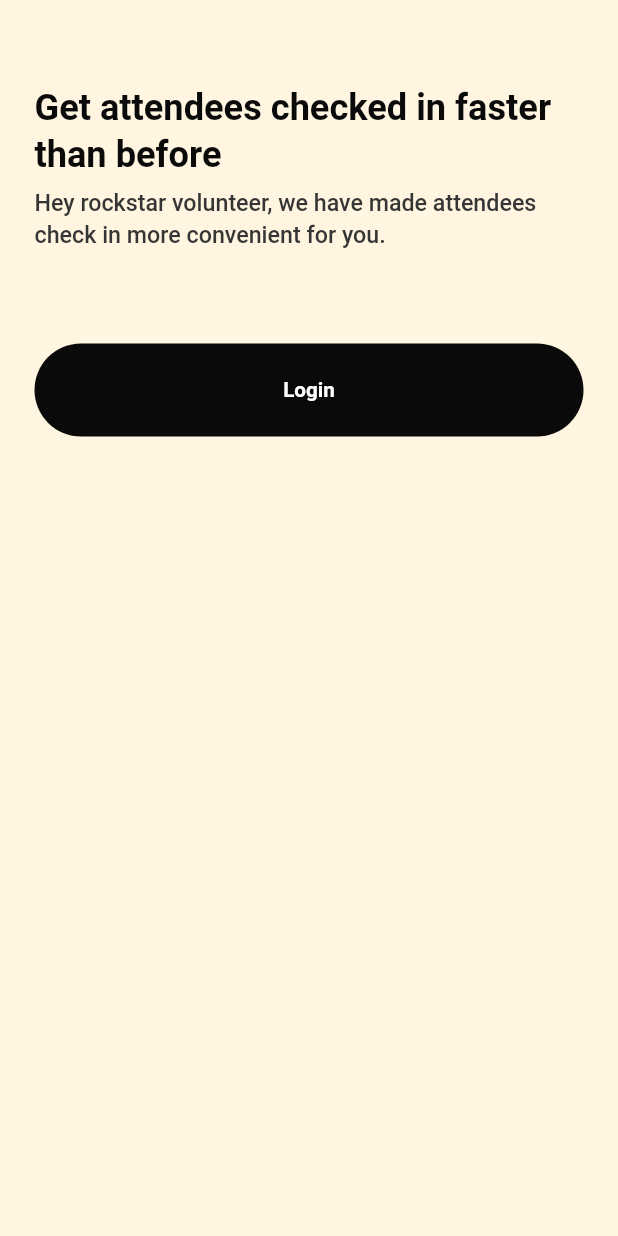
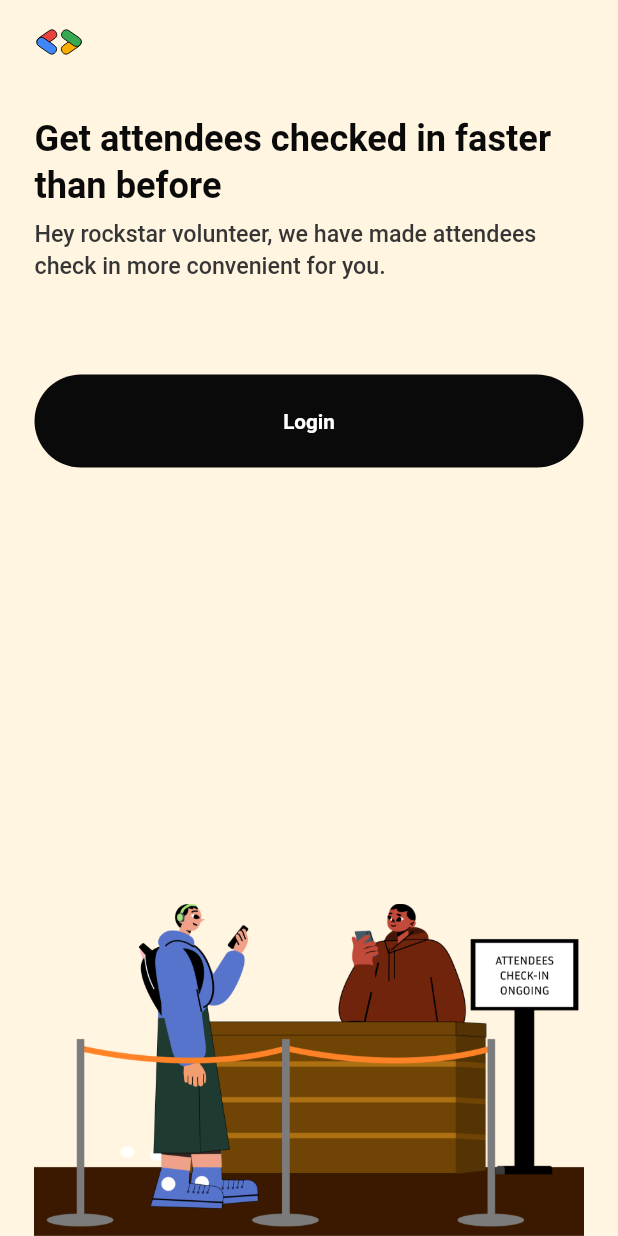
Before and after one commit to GDG-W/cave, a Flutter app: the screen it shows after launch, on a phone screen of 412 x 824 dp. Run offline on Flutter 3.47's test engine with Material 3 defaults, Android fonts, the phone set to English and light mode, and no system bars; our stand-ins replace equatable, flutter_animate, flutter_riverpod, flutter_screenutil, flutter_svg, go_router and 1 more; missing offline and left inert: accessibility_tools, control_style, ficonsax, widgetbook, widgetbook_annotation.

Commit message:
chore: added images onboarding page

```diff
--- a/packages/volunteerapp/lib/src/features/onboarding/presentation/screens/onboarding_home.dart
+++ b/packages/volunteerapp/lib/src/features/onboarding/presentation/screens/onboarding_home.dart
@@ -1,6 +1,7 @@
 import 'package:cave/cave.dart';
 import 'package:cave/constants.dart';
 import 'package:flutter/material.dart';
+import 'package:flutter_svg/flutter_svg.dart';
 import 'package:go_router/go_router.dart';
 import 'package:volunteerapp/src/routing/routing.dart';
 import 'package:volunteerapp/src/shared/shared.dart';
@@ -11,11 +12,23 @@ class OnboardingHomeScreen extends StatelessWidget {
   @override
   Widget build(BuildContext context) {
     return Scaffold(
-      appBar: AppBar(),
+      appBar: AppBar(
+          leading: Padding(
+              padding: EdgeInsets.only(left: Constants.horizontalMargin.w),
+              child: SvgPicture.asset(
+                'assets/icons/Logo.svg',
+                semanticsLabel: 'Devfest Logo',
+                width: 29.73.w,
+                height: 16.41.h,
+              ))),
       body: Padding(
         padding: EdgeInsets.symmetric(horizontal: Constants.horizontalMargin.w),
         child: Column(
           children: [
+            Expanded(
+              child: ListView(
+                children: [
+                  Constants.largeVerticalGutter.verticalSpace,
                   const HeaderText(
                     title: Text('Get attendees checked in faster than before'),
                     subtitle: Text(
@@ -32,6 +45,13 @@ class OnboardingHomeScreen extends StatelessWidget {
                 ],
               ),
             ),
+            Image.asset(
+              'assets/images/onboarding_img1.png',
+              semanticLabel: 'Onboarding Image',
+            )
+          ],
+        ),
+      ),
     );
   }
 }
```
Also changed, not shown: packages/volunteerapp/pubspec.yaml (+5 -4 lines), packages/volunteerapp/assets/icons/Logo.svg (added), packages/volunteerapp/assets/images/onboarding_img1.png (added), packages/volunteerapp/pubspec.lock. Lines whose indentation alone changed are shown as unchanged.
